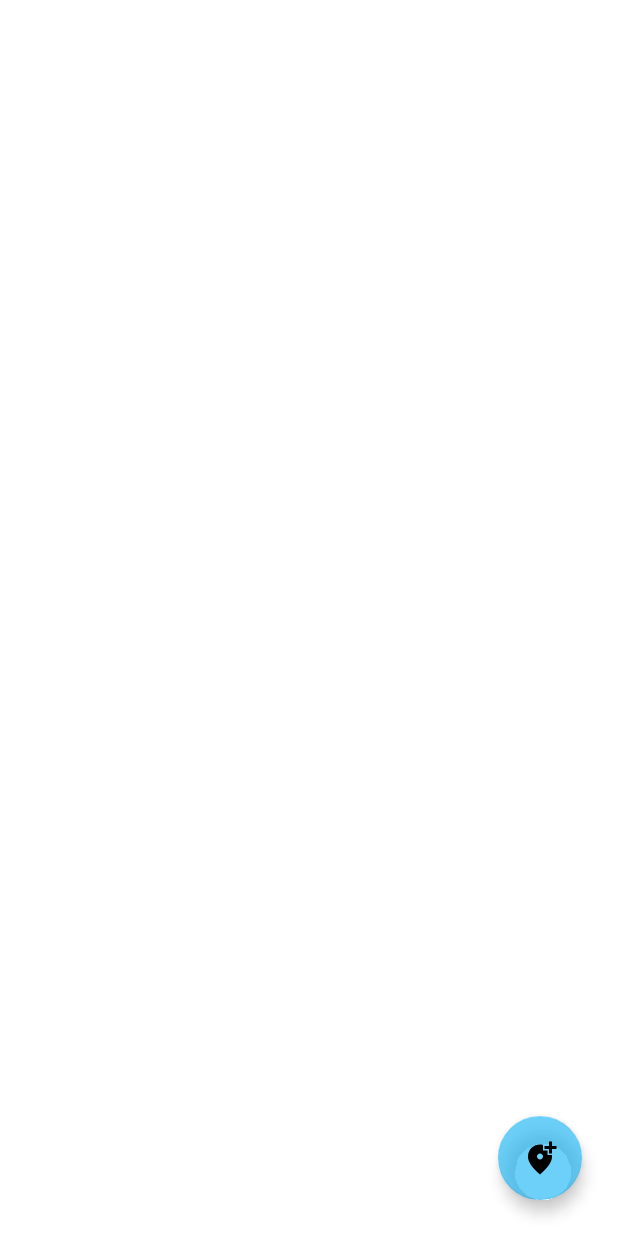
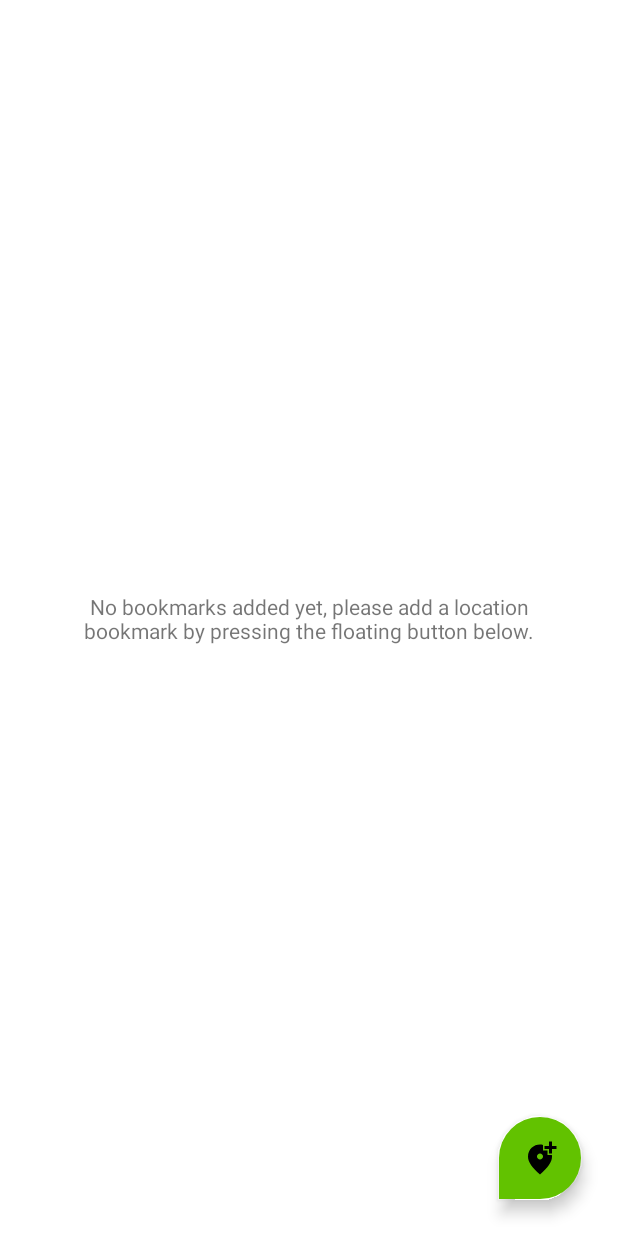
Before and after one commit to shivakishore/Weather, an Android app: the screen it shows after launch (MainActivity), on a phone screen of 412 x 824 dp. Run offline under Robolectric (Android 15) with nearby library versions, the phone set to English and light mode, and no system bars; our stand-ins replace Room's generated code, data binding.

Commit message:
Minor changes and cleanup

```diff
--- a/app/src/main/java/com/weatherapp/WeatherViewModel.kt
+++ b/app/src/main/java/com/weatherapp/WeatherViewModel.kt
@@ -16,6 +16,7 @@ import retrofit2.Response
 class WeatherViewModel : ViewModel() {
 
     val detailedViewClick = MutableLiveData<Bookmark>()
+    val bookmarksChanged = MutableLiveData<Boolean>()
     val pickLocationClicked = MutableLiveData<Boolean>()
     val addBookMark = MutableLiveData<Bookmark>()
 
--- a/app/src/main/java/com/weatherapp/view/BookmarksAdapter.kt
+++ b/app/src/main/java/com/weatherapp/view/BookmarksAdapter.kt
@@ -16,7 +16,7 @@ import com.weatherapp.model.valueobject.Bookmark
  */
 class BookmarksAdapter(val viewModel: WeatherViewModel) :
     RecyclerView.Adapter<BookmarksAdapter.BookMarkViewHolder>() {
-    private val bookmarks = ArrayList<Bookmark>()
+    val bookmarks = ArrayList<Bookmark>()
 
     inner class BookMarkViewHolder(itemView: View) : RecyclerView.ViewHolder(itemView) {
         var cityName: TextView = itemView.findViewById(R.id.cityname)
@@ -47,6 +47,7 @@ class BookmarksAdapter(val viewModel: WeatherViewModel) :
     private fun removeBookmark(position: Int) {
         viewModel.removeBookmark(bookmarks[position])
         bookmarks.removeAt(position)
+        viewModel.bookmarksChanged.value = true
         notifyDataSetChanged()
     }
 
@@ -59,5 +60,6 @@ class BookmarksAdapter(val viewModel: WeatherViewModel) :
     fun addBookmark(bookmark: Bookmark) {
         bookmarks.add(bookmark)
         notifyItemInserted(bookmarks.size)
+        viewModel.bookmarksChanged.value = true
     }
 }
--- a/app/src/main/java/com/weatherapp/view/HomeFragment.kt
+++ b/app/src/main/java/com/weatherapp/view/HomeFragment.kt
@@ -37,7 +37,7 @@ class HomeFragment : Fragment() {
     override fun onCreateView(
         inflater: LayoutInflater, container: ViewGroup?,
         savedInstanceState: Bundle?
-    ): View? {
+    ): View {
         homeBinding = DataBindingUtil.inflate(
             layoutInflater,
             R.layout.fragment_home,
@@ -60,7 +60,14 @@ class HomeFragment : Fragment() {
         CoroutineScope(Dispatchers.IO).launch {
             val bookmarkList = viewModel.getAllBookMarks()
             withContext(Main) {
+                if (bookmarkList.isEmpty()) {
+                    emptytext.visibility = View.VISIBLE
+                    rv_bookmarklist.visibility = View.GONE
+                } else {
+                    emptytext.visibility = View.GONE
+                    rv_bookmarklist.visibility = View.VISIBLE
                     bookmarksAdapter.setBookmarks(bookmarkList)
+                }
             }
         }
         viewModel.pickLocationClicked.observe(viewLifecycleOwner, Observer {
@@ -85,6 +92,15 @@ class HomeFragment : Fragment() {
         viewModel.detailedViewClick.observe(viewLifecycleOwner, Observer {
             if (viewLifecycleOwner.lifecycle.currentState == Lifecycle.State.RESUMED) {
                 findNavController().navigate(R.id.action_homeFragment_to_cityFragment)
+            }
+        })
+        viewModel.bookmarksChanged.observe(viewLifecycleOwner, Observer {
+            if (bookmarksAdapter.bookmarks.isEmpty()) {
+                emptytext.visibility = View.VISIBLE
+                rv_bookmarklist.visibility = View.GONE
+            } else {
+                emptytext.visibility = View.GONE
+                rv_bookmarklist.visibility = View.VISIBLE
             }
         })
     }
--- a/app/src/main/res/layout/fragment_home.xml
+++ b/app/src/main/res/layout/fragment_home.xml
@@ -20,6 +20,7 @@
             android:id="@+id/rv_bookmarklist"
             android:layout_width="match_parent"
             android:layout_height="match_parent"
+            android:visibility="gone"
             app:layout_constraintBottom_toBottomOf="parent"
             app:layout_constraintEnd_toEndOf="parent"
             app:layout_constraintStart_toStartOf="parent"
@@ -36,8 +37,25 @@
             android:focusable="true"
             android:onClick="@{()->viewModel.pickLocationClicked()}"
             android:src="@drawable/ic_add_location"
-            app:backgroundTint="@color/blue"
+            app:backgroundTint="@color/green"
             app:layout_constraintBottom_toBottomOf="parent"
-            app:layout_constraintEnd_toEndOf="parent" />
+            app:layout_constraintEnd_toEndOf="parent"
+            app:shapeAppearanceOverlay="@style/fab_rounded" />
+
+        <TextView
+            android:id="@+id/emptytext"
+            android:layout_width="0dp"
+            android:layout_height="wrap_content"
+            android:layout_marginStart="32dp"
+            android:layout_marginEnd="32dp"
+            android:gravity="center"
+            android:text="@string/empty_msg"
+            android:textAlignment="gravity"
+            android:visibility="gone"
+            app:layout_constraintBottom_toBottomOf="parent"
+            app:layout_constraintEnd_toEndOf="parent"
+            app:layout_constraintHorizontal_bias="0.5"
+            app:layout_constraintStart_toStartOf="parent"
+            app:layout_constraintTop_toTopOf="parent" />
     </androidx.constraintlayout.widget.ConstraintLayout>
 </layout>
--- a/app/src/main/res/values-night/themes.xml
+++ b/app/src/main/res/values-night/themes.xml
@@ -13,4 +13,10 @@
         <item name="android:statusBarColor" tools:targetApi="l">?attr/colorPrimaryVariant</item>
         <!-- Customize your theme here. -->
     </style>
+
+    <style name="fab_rounded">
+        <item name="cornerFamily">rounded</item>
+        <item name="cornerSize">50%</item>
+        <item name="cornerSizeBottomLeft">0dp</item>
+    </style>
 </resources>
--- a/app/src/main/res/values/strings.xml
+++ b/app/src/main/res/values/strings.xml
@@ -12,4 +12,5 @@
     <string name="wind_deg">Wind deg %s°</string>
     <string name="sunrise">Sunrise %s</string>
     <string name="sunset">Sunset %s</string>
+    <string name="empty_msg">No bookmarks added yet, please add a location bookmark by pressing the floating button below.</string>
 </resources>
--- a/app/src/main/res/values/themes.xml
+++ b/app/src/main/res/values/themes.xml
@@ -16,4 +16,9 @@
     <style name="AppTheme.AppBarOverlay" parent="ThemeOverlay.AppCompat.Dark.ActionBar" />
     <style name="AppTheme.PopupOverlay" parent="ThemeOverlay.AppCompat.Light" />
 
+    <style name="fab_rounded">
+        <item name="cornerFamily">rounded</item>
+        <item name="cornerSize">50%</item>
+        <item name="cornerSizeBottomLeft">0dp</item>
+    </style>
 </resources>
```
Lines whose indentation alone changed are shown as unchanged.
